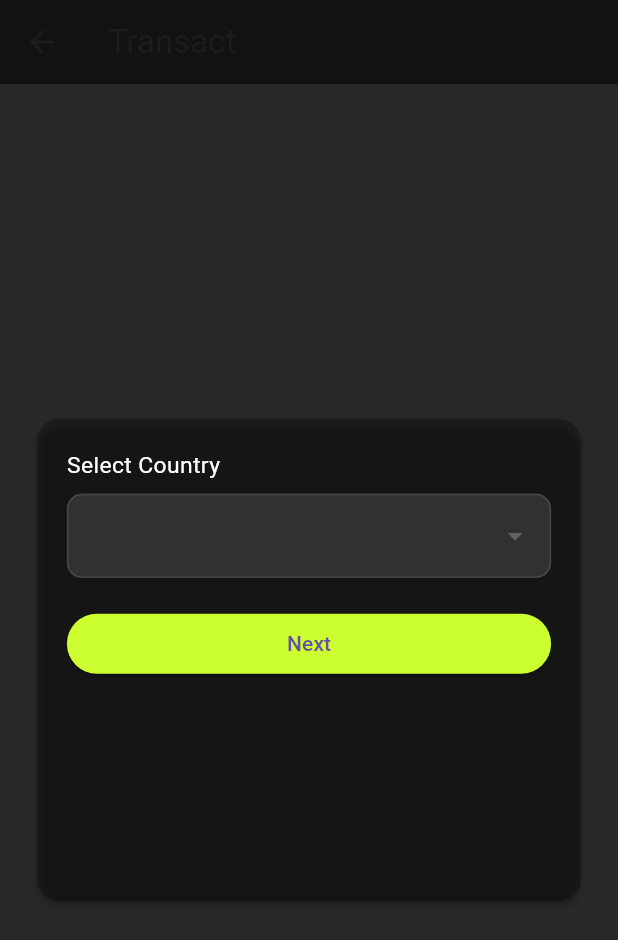
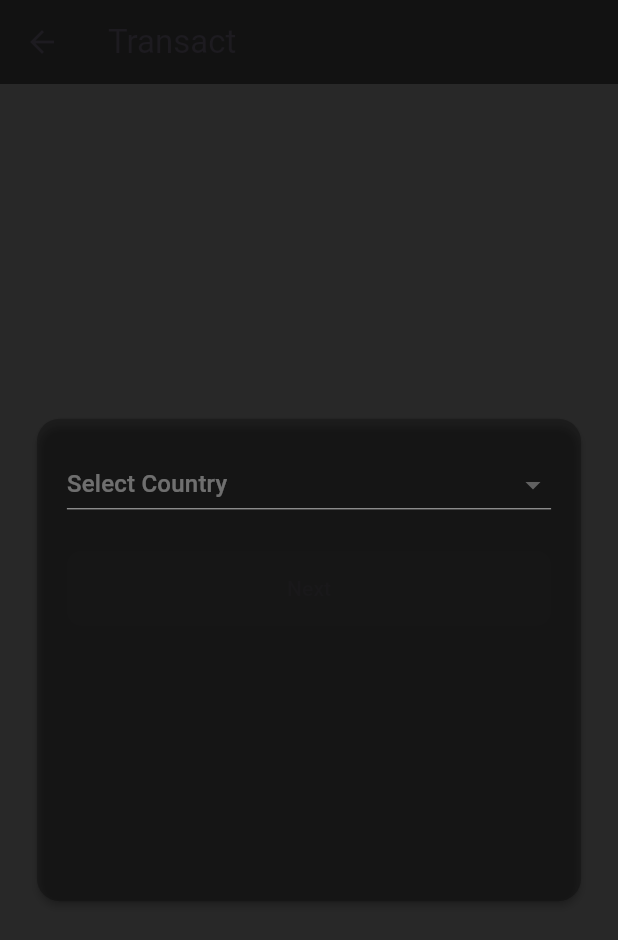
Before and after one commit to Ndabuddah/solana22, a Flutter app: the TransactScreen screen opened directly, after a tap on "Next", on a phone screen of 412 x 824 dp. Shown: the top 940 px of the screen. Run offline on Flutter 3.47's test engine with Material 3 defaults, Android fonts, the phone set to English and light mode, and no system bars; our stand-ins replace flutter_svg, font_awesome_flutter, geolocator, responsive_sizer; missing offline and left inert: currency_converter; statements that could not run were skipped.

```diff
--- a/lib/presentation/screens/moneytransact.dart
+++ b/lib/presentation/screens/moneytransact.dart
@@ -1,3 +1,7 @@
+import 'dart:math';
+
+import 'package:currency_converter/currency.dart' as currencyConverter; // Import the package's Currency enum
+import 'package:currency_converter/currency_converter.dart';
 import 'package:flutter/material.dart';
 import 'package:flutter/services.dart';
 import 'package:responsive_sizer/responsive_sizer.dart';
@@ -7,8 +11,14 @@ class TransactScreen extends StatefulWidget {
   _TransactScreenState createState() => _TransactScreenState();
 }
 
-// Define the enum outside the class
 enum TransactionStep { amount, country, withdrawPin, appPin, token }
+
+enum Currency {
+  USD,
+  GBP,
+  CAD,
+  AUD,
+}
 
 class _TransactScreenState extends State<TransactScreen> {
   final TextEditingController _amountController = TextEditingController();
@@ -16,14 +26,16 @@ class _TransactScreenState extends State<TransactScreen> {
   final TextEditingController _appPinController = TextEditingController();
 
   String? selectedCountry;
+  double convertedAmount = 0.0;
   String transactionToken = '';
+  String transactionPin = '';
 
   final List<String> countries = ['USA', 'UK', 'Canada', 'Australia'];
+  String fromCurrency = 'USD'; // Replace with user's currency
+  String toCurrency = 'USD'; // This will be based on selected country
 
-  // Variable to keep track of the current step
   TransactionStep _currentStep = TransactionStep.amount;
 
-  // Function to move to the next step
   void _goToNextStep() {
     setState(() {
       if (_currentStep != TransactionStep.token) {
@@ -32,15 +44,61 @@ class _TransactScreenState extends State<TransactScreen> {
     });
   }
 
-  // Function to generate the token
+  Future<void> _convertAmount() async {
+    toCurrency = _getCountryCurrency(selectedCountry ?? '');
+    double amount = double.tryParse(_amountController.text) ?? 0.0;
+    convertedAmount = await _convertCurrency(fromCurrency, toCurrency, amount);
+    _goToNextStep();
+  }
+
+  Future<double> _convertCurrency(String from, String to, double amount) async {
+    try {
+      // Map your custom Currency enum to the package's Currency enum
+      currencyConverter.Currency fromCurrencyEnum = _mapCurrencyEnum(from);
+      currencyConverter.Currency toCurrencyEnum = _mapCurrencyEnum(to);
+
+      var conversionResult = await CurrencyConverter.convert(
+        from: fromCurrencyEnum,
+        to: toCurrencyEnum,
+        amount: amount,
+        withoutRounding: true,
+      );
+      return conversionResult ?? 0.0; // Fix the convertedAmount issue
+    } catch (e) {
+      print('Conversion error: $e');
+      return 0.0;
+    }
+  }
+
+  // Helper function to map your custom Currency enum to the package's Currency enum
+  currencyConverter.Currency _mapCurrencyEnum(String currencyCode) {
+    switch (currencyCode) {
+      case 'USD':
+        return currencyConverter.Currency.usd;
+      case 'GBP':
+        return currencyConverter.Currency.gbp;
+      case 'CAD':
+        return currencyConverter.Currency.cad;
+      case 'AUD':
+        return currencyConverter.Currency.aud;
+      default:
+        throw Exception('Unsupported currency code');
+    }
+  }
+
   void _generateToken() {
     setState(() {
       transactionToken = 'TXN-${DateTime.now().millisecondsSinceEpoch.toString().substring(0, 10)}';
+      transactionPin = _generatePin();
     });
     _goToNextStep(); // Move to the token display step
   }
 
-  // Function to copy the token to clipboard
+  String _generatePin() {
+    var rng = Random();
+    return rng.nextInt(9999).toString().padLeft(4, '0');
+  }
+
   void _copyTokenToClipboard() {
     Clipboard.setData(ClipboardData(text: transactionToken));
     ScaffoldMessenger.of(context).showSnackBar(
@@ -48,11 +106,23 @@ class _TransactScreenState extends State<TransactScreen> {
     );
   }
 
-  // Function to share the token
   void _shareToken() {
-    // Implement your share functionality here, e.g., using share package
-    // Example:
-    // Share.share('Transaction Token: $transactionToken');
+    // Implement sharing functionality here
+  }
+
+  String _getCountryCurrency(String country) {
+    switch (country) {
+      case 'USA':
+        return 'USD';
+      case 'UK':
+        return 'GBP';
+      case 'Canada':
+        return 'CAD';
+      case 'Australia':
+        return 'AUD';
+      default:
+        return 'USD';
+    }
   }
 
   @override
@@ -72,9 +142,7 @@ class _TransactScreenState extends State<TransactScreen> {
     );
   }
 
-  // Widget to build the content of the current step
   Widget _buildCurrentStepWidget() {
-    // Use a switch statement instead of pattern matching
     switch (_currentStep) {
       case TransactionStep.amount:
         return _buildTransactionStepCard(
@@ -82,7 +150,7 @@ class _TransactScreenState extends State<TransactScreen> {
             controller: _amountController,
             label: 'Enter Amount',
             hintText: 'Enter amount to send',
-            onNext: _goToNextStep,
+            onNext: _convertAmount,
           ),
         );
       case TransactionStep.country:
@@ -106,7 +174,7 @@ class _TransactScreenState extends State<TransactScreen> {
             label: 'Enter Your App Pin',
             hintText: 'Enter your 4-digit app pin',
             obscureText: true,
-            onNext: _generateToken, // Generate token on confirm
+            onNext: _generateToken,
           ),
         );
       case TransactionStep.token:
@@ -118,7 +186,6 @@ class _TransactScreenState extends State<TransactScreen> {
     }
   }
 
-  // Widget to build a card for each transaction step
   Widget _buildTransactionStepCard({required Widget child}) {
     return Center(
       child: SizedBox(
@@ -139,7 +206,6 @@ class _TransactScreenState extends State<TransactScreen> {
     );
   }
 
-  // Widget to build the token display card
   Widget _buildTokenDisplayCard() {
     return Column(
       crossAxisAlignment: CrossAxisAlignment.stretch,
@@ -160,11 +226,10 @@ class _TransactScreenState extends State<TransactScreen> {
             style: TextStyle(color: Colors.white, fontSize: 17.sp, fontWeight: FontWeight.w600),
           ),
         ),
-        const SizedBox(height: 20),
+        const SizedBox(height: 10),
         Text(
-          "AEWallet tokens let users manage cryptocurrency, but to withdraw funds, they must find a SpazaCoin vendor who converts tokens to local currency",
+          '4-Digit PIN: $transactionPin',
           style: TextStyle(color: Colors.white, fontSize: 16.sp),
-          textAlign: TextAlign.center,
         ),
         const SizedBox(height: 20),
         Row(
@@ -189,7 +254,6 @@ class _TransactScreenState extends State<TransactScreen> {
     );
   }
 
-  // Helper method to build the text input field
   Widget _buildInputField({
     required TextEditingController controller,
     required String label,
@@ -200,33 +264,36 @@ class _TransactScreenState extends State<TransactScreen> {
     return Column(
       crossAxisAlignment: CrossAxisAlignment.stretch,
       children: [
-        Text(
-          label,
-          style: TextStyle(color: Colors.white, fontSize: 16.sp),
-        ),
-        const SizedBox(height: 8),
         TextField(
           controller: controller,
           obscureText: obscureText,
+          style: const TextStyle(color: Colors.white),
           decoration: InputDecoration(
-            filled: true,
-            fillColor: Colors.white12,
+            labelText: label,
+            labelStyle: const TextStyle(color: Colors.white),
             hintText: hintText,
-            hintStyle: TextStyle(color: Colors.white60, fontSize: 15.sp),
-            border: OutlineInputBorder(
-              borderRadius: BorderRadius.circular(10),
+            hintStyle: const TextStyle(color: Colors.white38),
+            enabledBorder: OutlineInputBorder(
+              borderSide: const BorderSide(color: Colors.white38),
+              borderRadius: BorderRadius.circular(12),
+            ),
+            focusedBorder: OutlineInputBorder(
+              borderSide: const BorderSide(color: Color(0xFFCBFF30)),
+              borderRadius: BorderRadius.circular(12),
             ),
           ),
-          style: const TextStyle(color: Colors.white),
           keyboardType: obscureText ? TextInputType.number : TextInputType.text,
-          textInputAction: TextInputAction.done,
-          onEditingComplete: onNext,
         ),
         const SizedBox(height: 20),
         ElevatedButton(
           onPressed: onNext,
           style: ElevatedButton.styleFrom(
             backgroundColor: const Color(0xFFCBFF30),
+            foregroundColor: Colors.black,
+            shape: RoundedRectangleBorder(
+              borderRadius: BorderRadius.circular(10),
+            ),
+            padding: const EdgeInsets.symmetric(vertical: 15),
           ),
           child: const Text('Next'),
         ),
@@ -234,46 +301,43 @@ class _TransactScreenState extends State<TransactScreen> {
     );
   }
 
-  // Helper method to build the country dropdown
   Widget _buildDropdownField({required VoidCallback onNext}) {
     return Column(
       crossAxisAlignment: CrossAxisAlignment.stretch,
       children: [
-        Text(
-          'Select Country',
-          style: TextStyle(color: Colors.white, fontSize: 16.sp),
-        ),
-        const SizedBox(height: 8),
-        DropdownButtonFormField<String>(
-          dropdownColor: const Color(0xFF282828),
+        DropdownButton<String>(
+          dropdownColor: Colors.black54,
           value: selectedCountry,
-          items: countries
-              .map((country) => DropdownMenuItem<String>(
-                    value: country,
-                    child: Text(
-                      country,
-                      style: TextStyle(color: Colors.white, fontSize: 15.sp),
-                    ),
-                  ))
-              .toList(),
-          onChanged: (newValue) {
+          hint: const Text(
+            'Select Country',
+            style: TextStyle(color: Colors.white38),
+          ),
+          isExpanded: true,
+          items: countries.map((country) {
+            return DropdownMenuItem(
+              value: country,
+              child: Text(
+                country,
+                style: const TextStyle(color: Colors.white),
+              ),
+            );
+          }).toList(),
+          onChanged: (value) {
             setState(() {
-              selectedCountry = newValue;
+              selectedCountry = value;
             });
           },
-          decoration: InputDecoration(
-            filled: true,
-            fillColor: Colors.white12,
-            border: OutlineInputBorder(
-              borderRadius: BorderRadius.circular(10),
-            ),
-          ),
         ),
         const SizedBox(height: 20),
         ElevatedButton(
-          onPressed: onNext,
+          onPressed: selectedCountry != null ? onNext : null,
           style: ElevatedButton.styleFrom(
             backgroundColor: const Color(0xFFCBFF30),
+            foregroundColor: Colors.black,
+            shape: RoundedRectangleBorder(
+              borderRadius: BorderRadius.circular(10),
+            ),
+            padding: const EdgeInsets.symmetric(vertical: 15),
           ),
           child: const Text('Next'),
         ),
--- a/pubspec.yaml
+++ b/pubspec.yaml
@@ -41,6 +41,8 @@ dependencies:
   flutter_svg:
   geolocator:
   currency_converter:
+  money2:
+  solana_mobile_client:
 
 dev_dependencies:
   flutter_test:
```
Also changed, not shown: pubspec.lock.
